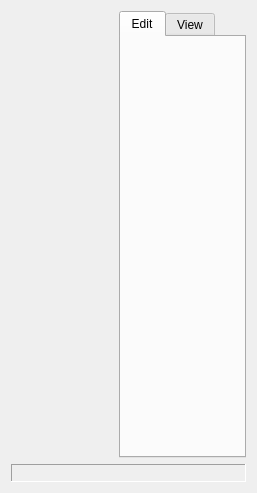
Qt form Forms/ShankWindow.ui (billkarsh/SpikeGLX) before a commit.
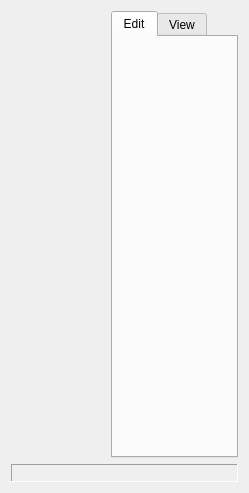
The same form after that commit. Custom widgets are drawn as their Qt base class.

Patch:
```diff
--- a/Forms/ShankWindow.ui
+++ b/Forms/ShankWindow.ui
@@ -6,7 +6,7 @@
    <rect>
     <x>0</x>
     <y>0</y>
-    <width>257</width>
+    <width>249</width>
     <height>493</height>
    </rect>
   </property>
@@ -24,7 +24,7 @@
      </property>
      <property name="minimumSize">
       <size>
-       <width>68</width>
+       <width>85</width>
        <height>0</height>
       </size>
      </property>
```
